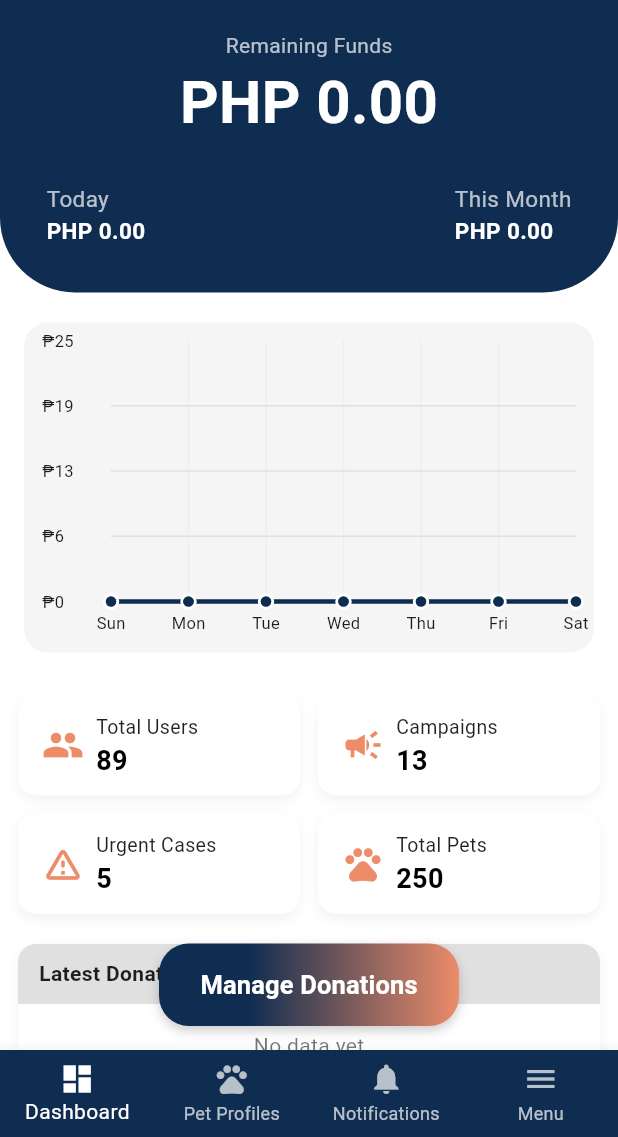
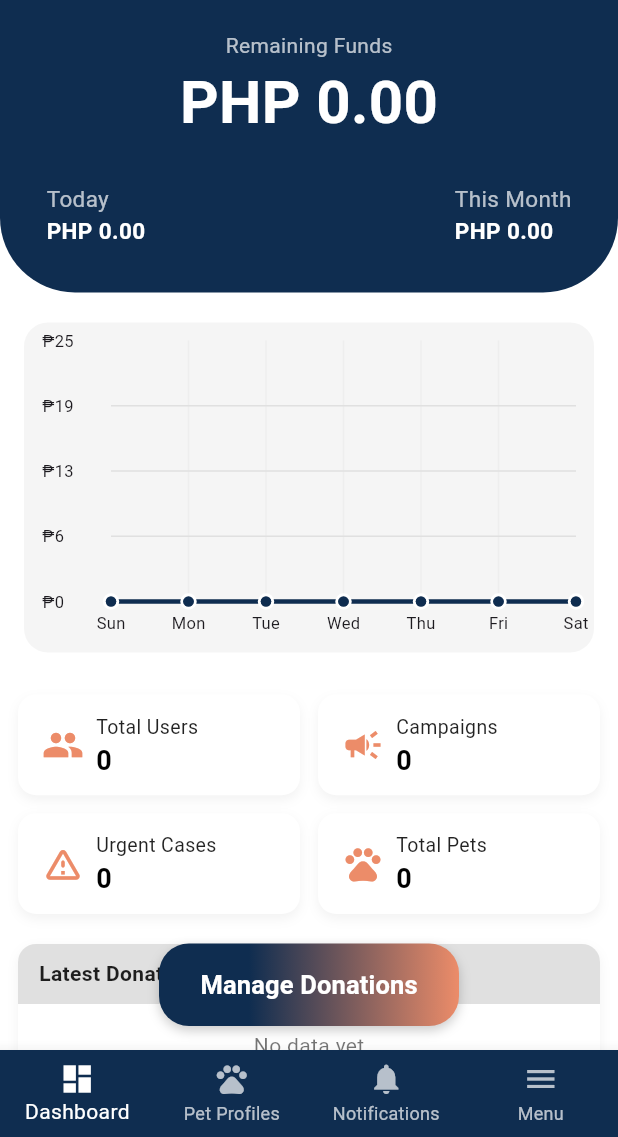
Before and after one commit to justtrona/pawlytics, a Flutter app: the AdminDashboard screen opened by its route, after a tap on the "menu" icon, after a tap on "Dashboard", on a phone screen of 412 x 824 dp, the part 99-1236 px from its top. Run offline on Flutter 3.47's test engine with Material 3 defaults, Android fonts, the phone set to English and light mode, and no system bars; drawn by our look-alikes of fl_chart; our stand-ins replace image_picker, share_plus, shared_preferences, supabase_flutter; missing offline and left inert: dart:html; accounts and stored records are empty.

Commit message:
No urgentcases

```diff
--- a/lib/views/admin/admin_widgets/stats-grid.dart
+++ b/lib/views/admin/admin_widgets/stats-grid.dart
@@ -1,41 +1,211 @@
 import 'package:flutter/material.dart';
+import 'package:supabase_flutter/supabase_flutter.dart';
 
-class StatsGrid extends StatelessWidget {
+class StatsGrid extends StatefulWidget {
   const StatsGrid({super.key});
 
-  static const brandColor = Color(0xA627374D);
+  @override
+  State<StatsGrid> createState() => _StatsGridState();
+}
+
+class _StatsGridState extends State<StatsGrid> {
+  final _sb = Supabase.instance.client;
+
+  // --------- Adjust table/column names here if your schema differs ----------
+  static const _usersTable = 'registration'; // admins/staff/users
+  static const _userNameCol = 'fullName';
+  static const _userEmailCol = 'email';
+
+  static const _donationsTable = 'donations';
+  static const _donorNameCol = 'donor_name';
+
+  static const _campaignsTable = 'campaigns';
+  // The fields we’ll scan for the word "urgent" (case-insensitive)
+  static const _campaignUrgentFields = <String>[
+    'category',
+    'program',
+    'description',
+    'tags', // if you store comma-separated tags
+  ];
+
+  static const _petsTable = 'pet_profiles';
+  // -------------------------------------------------------------------------
+
+  bool _loading = true;
+  String? _error;
+
+  int _totalUsers = 0;
+  int _campaigns = 0;
+  int _urgent = 0;
+  int _pets = 0;
+
+  @override
+  void initState() {
+    super.initState();
+    _loadCounts();
+  }
+
+  Future<void> _loadCounts() async {
+    setState(() {
+      _loading = true;
+      _error = null;
+    });
+
+    try {
+      // ---- Unique Users = union(registration users, donations donors)
+      final usersRows = await _sb
+          .from(_usersTable)
+          .select('$_userNameCol, $_userEmailCol');
+
+      final donorsRows = await _sb
+          .from(_donationsTable)
+          .select('$_donorNameCol');
+
+      final uniquePeople = <String>{};
+
+      String? _norm(String? s) {
+        if (s == null) return null;
+        final v = s.trim().toLowerCase();
+        return v.isEmpty ? null : v;
+      }
+
+      for (final r in (usersRows as List)) {
+        final name = _norm(r[_userNameCol]?.toString());
+        final email = _norm(r[_userEmailCol]?.toString());
+        if (name != null) {
+          uniquePeople.add(name);
+        } else if (email != null) {
+          uniquePeople.add(email);
+        }
+      }
+
+      for (final r in (donorsRows as List)) {
+        final donor = _norm(r[_donorNameCol]?.toString());
+        if (donor != null) uniquePeople.add(donor);
+      }
+
+      // ---- Campaigns (total + urgent)
+      // Pull common text fields so we can detect "urgent" on the client
+      final campaignsRows = await _sb
+          .from(_campaignsTable)
+          .select(['id', ..._campaignUrgentFields].join(','));
+
+      final campaignsList = (campaignsRows as List).cast<Map>();
+
+      int urgentCount = 0;
+      for (final row in campaignsList) {
+        final hasUrgent = _campaignUrgentFields.any((col) {
+          final v = row[col]?.toString().toLowerCase() ?? '';
+          return v.contains('urgent');
+        });
+        if (hasUrgent) urgentCount++;
+      }
+
+      // If you have a boolean like `is_urgent` instead, replace the block above
+      // with this single query (and remove the text scan):
+      //
+      // final urgentRows = await _sb.from(_campaignsTable).select('id').eq('is_urgent', true);
+      // final urgentCount = (urgentRows as List).length;
+
+      // ---- Pets
+      final petsRows = await _sb.from(_petsTable).select('id');
+
+      if (!mounted) return;
+      setState(() {
+        _totalUsers = uniquePeople.length;
+        _campaigns = campaignsList.length;
+        _urgent = urgentCount;
+        _pets = (petsRows as List).length;
+        _loading = false;
+      });
+    } catch (e) {
+      if (!mounted) return;
+      setState(() {
+        _error = e.toString();
+        _loading = false;
+      });
+    }
+  }
 
   @override
   Widget build(BuildContext context) {
+    if (_loading) return const _SkeletonGrid();
+    if (_error != null) {
       return Padding(
         padding: const EdgeInsets.symmetric(horizontal: 12, vertical: 8),
-      child: GridView.count(
+        child: Column(
+          children: [
+            Container(
+              padding: const EdgeInsets.all(12),
+              decoration: BoxDecoration(
+                color: Colors.red.withOpacity(.06),
+                borderRadius: BorderRadius.circular(12),
+                border: Border.all(color: Colors.red.withOpacity(.3)),
+              ),
+              child: Row(
+                children: [
+                  const Icon(Icons.error_outline, color: Colors.red),
+                  const SizedBox(width: 8),
+                  Expanded(child: Text('Failed to load stats: $_error')),
+                  TextButton(
+                    onPressed: _loadCounts,
+                    child: const Text('Retry'),
+                  ),
+                ],
+              ),
+            ),
+            const SizedBox(height: 8),
+            _grid(),
+          ],
+        ),
+      );
+    }
+    return Padding(
+      padding: const EdgeInsets.symmetric(horizontal: 12, vertical: 8),
+      child: _grid(),
+    );
+  }
+
+  Widget _grid() {
+    return GridView.count(
       shrinkWrap: true,
       physics: const NeverScrollableScrollPhysics(),
       crossAxisCount: 2,
       childAspectRatio: 2.8,
       mainAxisSpacing: 12,
       crossAxisSpacing: 12,
-        children: const [
-          _StatCard(Icons.people, "Total Users", "89"),
-          _StatCard(Icons.campaign, "Campaigns", "13"),
-          _StatCard(Icons.warning_amber_rounded, "Urgent Cases", "5"),
-          _StatCard(Icons.pets, "Total Pets", "250"),
+      children: [
+        const _StatCard(
+          icon: Icons.people,
+          title: "Total Users",
+        ).withValue(_totalUsers),
+        const _StatCard(
+          icon: Icons.campaign,
+          title: "Campaigns",
+        ).withValue(_campaigns),
+        const _StatCard(
+          icon: Icons.warning_amber_rounded,
+          title: "Urgent Cases",
+        ).withValue(_urgent),
+        const _StatCard(icon: Icons.pets, title: "Total Pets").withValue(_pets),
       ],
-      ),
     );
   }
 }
 
-// methods napud below
+// ---------- UI bits ----------
+
 class _StatCard extends StatelessWidget {
   final IconData icon;
   final String title;
-  final String value;
+  final String? valueText;
 
   static const brandColor = Color(0xFFEC8C69);
 
-  const _StatCard(this.icon, this.title, this.value);
+  const _StatCard({required this.icon, required this.title, this.valueText});
+
+  _StatCard withValue(int v) =>
+      _StatCard(icon: icon, title: title, valueText: '$v');
 
   @override
   Widget build(BuildContext context) {
@@ -66,7 +236,7 @@ class _StatCard extends StatelessWidget {
                   style: const TextStyle(fontSize: 13, color: Colors.black87),
                 ),
                 Text(
-                  value,
+                  valueText ?? '—',
                   style: const TextStyle(
                     fontSize: 18,
                     fontWeight: FontWeight.bold,
@@ -81,3 +251,29 @@ class _StatCard extends StatelessWidget {
     );
   }
 }
+
+class _SkeletonGrid extends StatelessWidget {
+  const _SkeletonGrid();
+
+  @override
+  Widget build(BuildContext context) {
+    Widget box() => Container(
+      decoration: BoxDecoration(
+        color: Colors.grey.shade200,
+        borderRadius: BorderRadius.circular(12),
+      ),
+    );
+    return Padding(
+      padding: const EdgeInsets.symmetric(horizontal: 12, vertical: 8),
+      child: GridView.count(
+        shrinkWrap: true,
+        physics: const NeverScrollableScrollPhysics(),
+        crossAxisCount: 2,
+        childAspectRatio: 2.8,
+        mainAxisSpacing: 12,
+        crossAxisSpacing: 12,
+        children: List.generate(4, (_) => box()),
+      ),
+    );
+  }
+}
```
Lines whose indentation alone changed are shown as unchanged.
